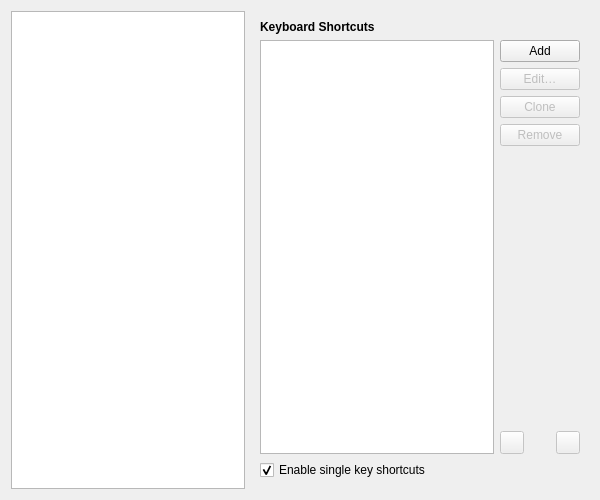
OtterBrowser/otter-browser, file src/modules/windows/preferences/AdvancedPreferencesPage.ui: the form before one commit.
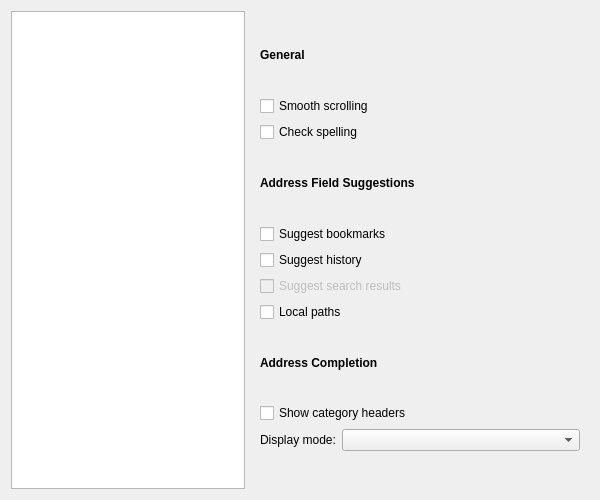
The form after the commit. The open tabs and pages were chosen to show the change. Custom widgets are drawn as their Qt base class.

Commit message: Initial rework of keyboard profiles configuration

The edit to the form file:
```diff
--- a/src/modules/windows/preferences/AdvancedPreferencesPage.ui
+++ b/src/modules/windows/preferences/AdvancedPreferencesPage.ui
@@ -1190,147 +1190,6 @@
        </item>
       </layout>
      </widget>
-     <widget class="QWidget" name="keyboardPage">
-      <layout class="QVBoxLayout" name="keyboardPageLayout">
-       <item>
-        <widget class="QLabel" name="keyboardHeader">
-         <property name="font">
-          <font>
-           <weight>75</weight>
-           <bold>true</bold>
-          </font>
-         </property>
-         <property name="text">
-          <string>Keyboard Shortcuts</string>
-         </property>
-        </widget>
-       </item>
-       <item>
-        <layout class="QHBoxLayout" name="keyboardProfilesLayout" stretch="1,0">
-         <item>
-          <widget class="Otter::ItemViewWidget" name="keyboardViewWidget">
-           <property name="dragEnabled">
-            <bool>true</bool>
-           </property>
-           <property name="dragDropOverwriteMode">
-            <bool>false</bool>
-           </property>
-           <property name="dragDropMode">
-            <enum>QAbstractItemView::InternalMove</enum>
-           </property>
-           <property name="defaultDropAction">
-            <enum>Qt::MoveAction</enum>
-           </property>
-           <property name="alternatingRowColors">
-            <bool>true</bool>
-           </property>
-           <property name="selectionMode">
-            <enum>QAbstractItemView::SingleSelection</enum>
-           </property>
-           <property name="selectionBehavior">
-            <enum>QAbstractItemView::SelectRows</enum>
-           </property>
-           <attribute name="headerVisible">
-            <bool>false</bool>
-           </attribute>
-          </widget>
-         </item>
-         <item>
-          <layout class="QVBoxLayout" name="keyboardButtonsLayout" stretch="0,0,0,0,1,0">
-           <item>
-            <widget class="QPushButton" name="keyboardAddButton">
-             <property name="text">
-              <string>Add</string>
-             </property>
-            </widget>
-           </item>
-           <item>
-            <widget class="QPushButton" name="keyboardEditButton">
-             <property name="enabled">
-              <bool>false</bool>
-             </property>
-             <property name="text">
-              <string>Edit…</string>
-             </property>
-            </widget>
-           </item>
-           <item>
-            <widget class="QPushButton" name="keyboardCloneButton">
-             <property name="enabled">
-              <bool>false</bool>
-             </property>
-             <property name="text">
-              <string>Clone</string>
-             </property>
-            </widget>
-           </item>
-           <item>
-            <widget class="QPushButton" name="keyboardRemoveButton">
-             <property name="enabled">
-              <bool>false</bool>
-             </property>
-             <property name="text">
-              <string>Remove</string>
-             </property>
-            </widget>
-           </item>
-           <item>
-            <spacer name="keyboardSpacer">
-             <property name="orientation">
-              <enum>Qt::Vertical</enum>
-             </property>
-            </spacer>
-           </item>
-           <item>
-            <layout class="QHBoxLayout" name="keyboardMoveButtonsLayout" stretch="0,1,0">
-             <item>
-              <widget class="QToolButton" name="keyboardMoveUpButton">
-               <property name="enabled">
-                <bool>false</bool>
-               </property>
-               <property name="toolTip">
-                <string>Move Up</string>
-               </property>
-              </widget>
-             </item>
-             <item>
-              <spacer name="keyboardMoveButtonsSpacer">
-               <property name="orientation">
-                <enum>Qt::Horizontal</enum>
-               </property>
-               <property name="sizeType">
-                <enum>QSizePolicy::Minimum</enum>
-               </property>
-              </spacer>
-             </item>
-             <item>
-              <widget class="QToolButton" name="keyboardMoveDownButton">
-               <property name="enabled">
-                <bool>false</bool>
-               </property>
-               <property name="toolTip">
-                <string>Move Down</string>
-               </property>
-              </widget>
-             </item>
-            </layout>
-           </item>
-          </layout>
-         </item>
-        </layout>
-       </item>
-       <item>
-        <widget class="QCheckBox" name="keyboardEnableSingleKeyShortcutsCheckBox">
-         <property name="text">
-          <string>Enable single key shortcuts</string>
-         </property>
-         <property name="checked">
-          <bool>true</bool>
-         </property>
-        </widget>
-       </item>
-      </layout>
-     </widget>
      <widget class="QWidget" name="mousePage">
       <layout class="QVBoxLayout" name="mousePageLayout">
        <item>
@@ -1493,11 +1352,6 @@
    <extends>QTreeView</extends>
    <header>src/ui/ItemViewWidget.h</header>
   </customwidget>
-  <customwidget>
-   <class>Otter::LineEditWidget</class>
-   <extends>QLineEdit</extends>
-   <header>src/ui/LineEditWidget.h</header>
-  </customwidget>
  </customwidgets>
  <resources/>
  <connections/>
```
The commit also changes 9 other files.
